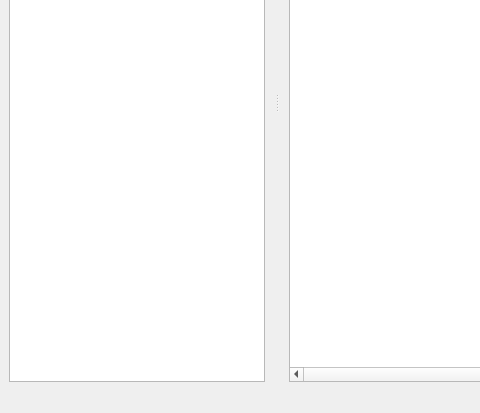
Before: the Qt Designer form widgets/windows/MainWindow/MainWindow.ui in Wanket/DeSnapper, drawn with Qt 5; both pictures show x 0 to 480 and y 187 to 600 of the 800 by 600 pixel window.
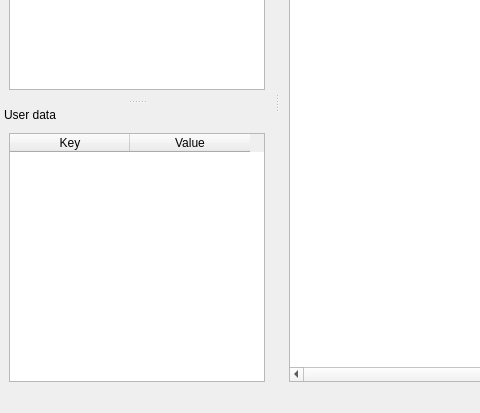
After: the same form once the commit is applied.

Commit message: Add user data view

What changed in the file:
```diff
--- a/widgets/windows/MainWindow/MainWindow.ui
+++ b/widgets/windows/MainWindow/MainWindow.ui
@@ -107,6 +107,47 @@
     </layout>
    </widget>
   </widget>
+  <widget class="QDockWidget" name="userDataDockWidget">
+   <property name="features">
+    <set>QDockWidget::DockWidgetMovable</set>
+   </property>
+   <property name="allowedAreas">
+    <set>Qt::LeftDockWidgetArea</set>
+   </property>
+   <property name="windowTitle">
+    <string>User data</string>
+   </property>
+   <attribute name="dockWidgetArea">
+    <number>1</number>
+   </attribute>
+   <widget class="QWidget" name="dockWidgetContents_2">
+    <layout class="QVBoxLayout" name="verticalLayout_2">
+     <item>
+      <widget class="QTableWidget" name="userDataTableWidget">
+       <property name="editTriggers">
+        <set>QAbstractItemView::NoEditTriggers</set>
+       </property>
+       <attribute name="horizontalHeaderMinimumSectionSize">
+        <number>120</number>
+       </attribute>
+       <attribute name="verticalHeaderVisible">
+        <bool>false</bool>
+       </attribute>
+       <column>
+        <property name="text">
+         <string>Key</string>
+        </property>
+       </column>
+       <column>
+        <property name="text">
+         <string>Value</string>
+        </property>
+       </column>
+      </widget>
+     </item>
+    </layout>
+   </widget>
+  </widget>
  </widget>
  <tabstops>
   <tabstop>configsListWidget</tabstop>
```
The commit also changes 2 other files.
